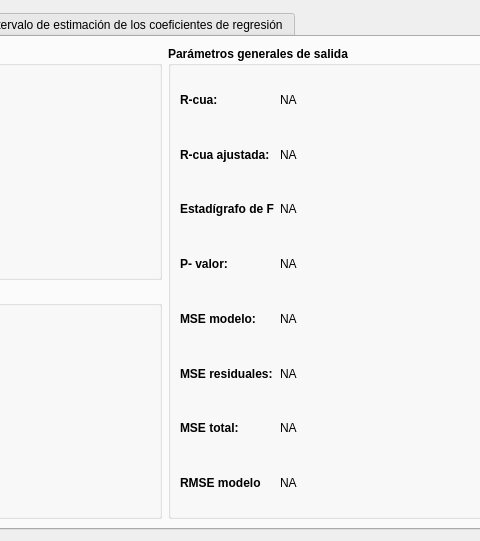
First picture: the form in view/ui/widget_regress_model_result.ui, repository vasha54/apm, before the edit; both pictures show x 270 to 750 and y 0 to 541 of the 869 by 541 pixel window.
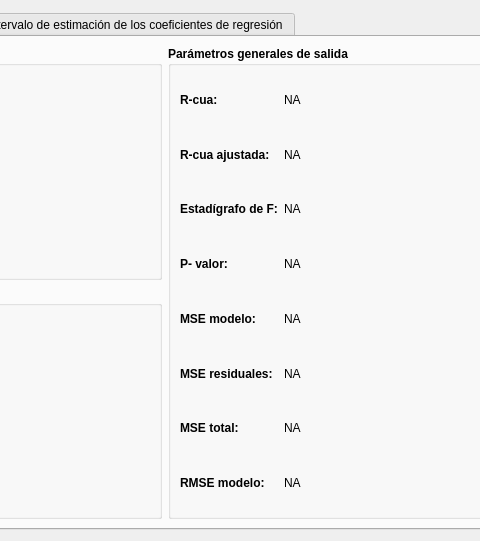
Second picture: the form after the edit.

What changed in the file:
```diff
--- a/view/ui/widget_regress_model_result.ui
+++ b/view/ui/widget_regress_model_result.ui
@@ -243,7 +243,7 @@
              </sizepolicy>
             </property>
             <property name="text">
-             <string>Estadígrafo de F</string>
+             <string>Estadígrafo de F:</string>
             </property>
            </widget>
           </item>
@@ -373,7 +373,7 @@
              </sizepolicy>
             </property>
             <property name="text">
-             <string>RMSE modelo</string>
+             <string>RMSE modelo:</string>
             </property>
            </widget>
           </item>
```
